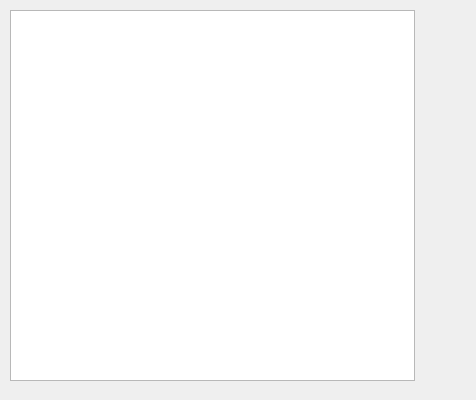
Before: the Qt Designer form qt/custom_list_widget_item/fileviewer.ui in hexu1985/demo_code, drawn with Qt 5.
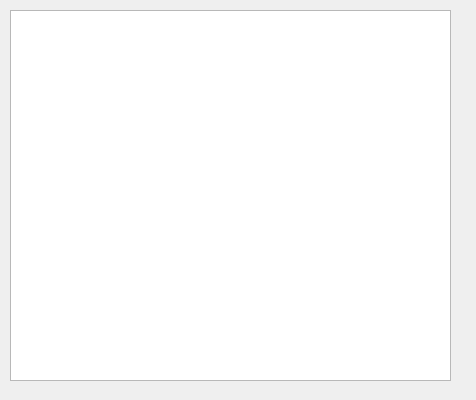
After: the same form once the commit is applied.

Patch:
```diff
--- a/qt/custom_list_widget_item/fileviewer.ui
+++ b/qt/custom_list_widget_item/fileviewer.ui
@@ -18,7 +18,7 @@
     <rect>
      <x>10</x>
      <y>10</y>
-     <width>405</width>
+     <width>441</width>
      <height>371</height>
     </rect>
    </property>
```
